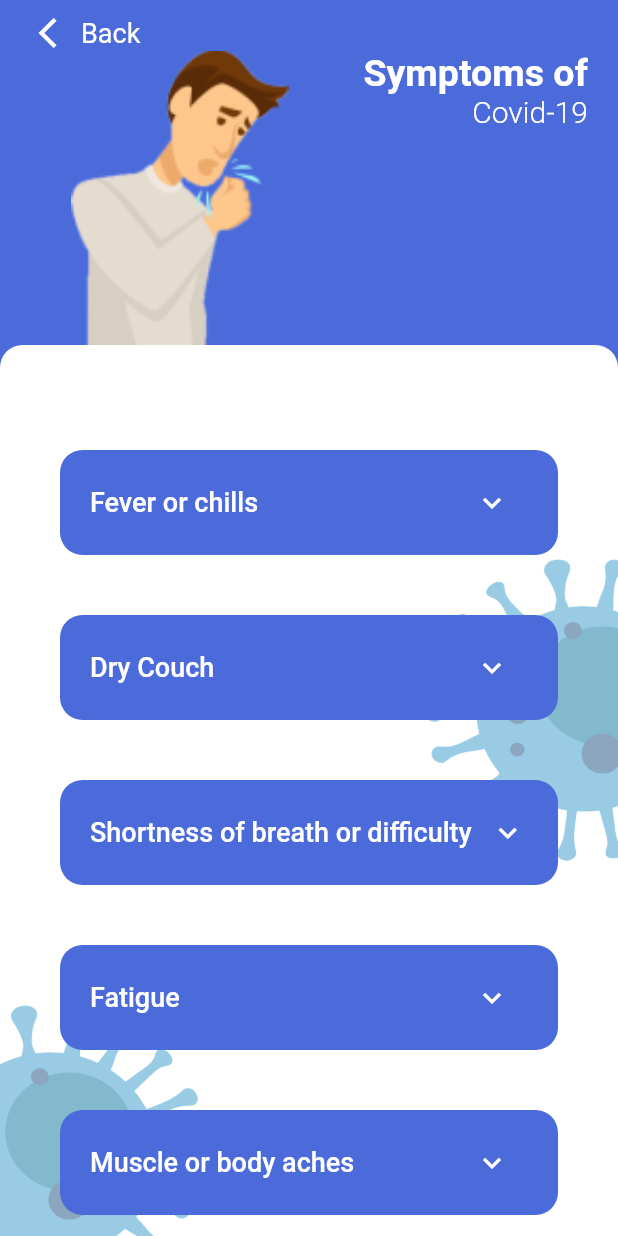
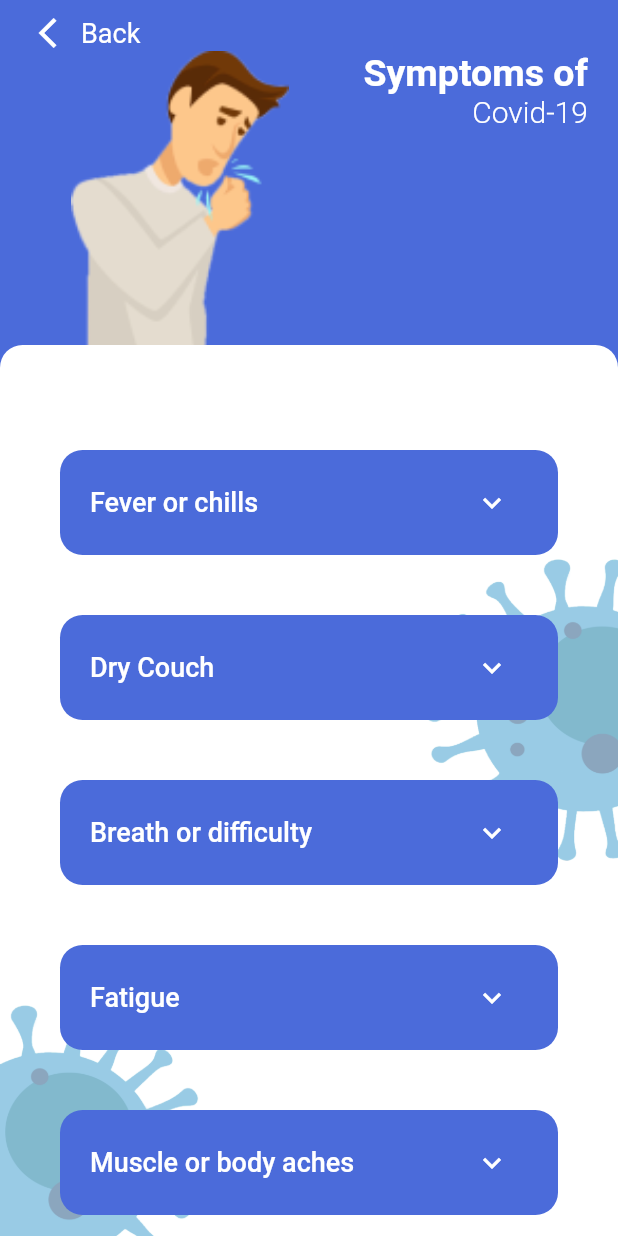
Before and after one commit to Tezeract3/coronavirusdemo, a Flutter app: the SymptomsScreen screen opened by its route, on a phone screen of 412 x 824 dp. Run offline on Flutter 3.47's test engine with Material 2 defaults, Android fonts, the phone set to English and light mode, and no system bars; our stand-ins replace fl_chart; network calls fail.

Commit message:
fix symptom's name

```diff
--- a/lib/screens/symptomsScreen.dart
+++ b/lib/screens/symptomsScreen.dart
@@ -16,7 +16,7 @@ List<Map<String, String>> dataList = [
         "janindu data data data data data data data data data data data data data data data data data data data data data data data data data data data "
   },
   {
-    "symptom": "Shortness of breath or difficulty",
+    "symptom": "Breath or difficulty",
     "data":
         "janindu data data data data data data data data data data data data data data data data data data data data data data data data data data data "
   },
```
